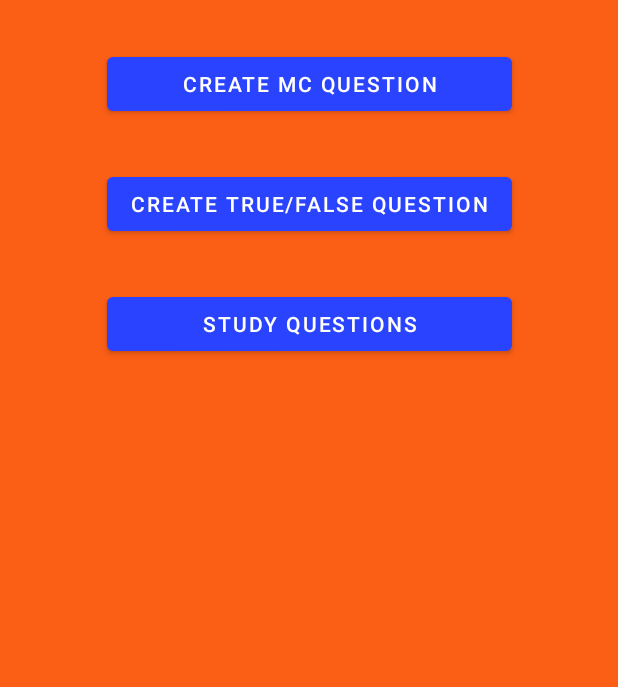
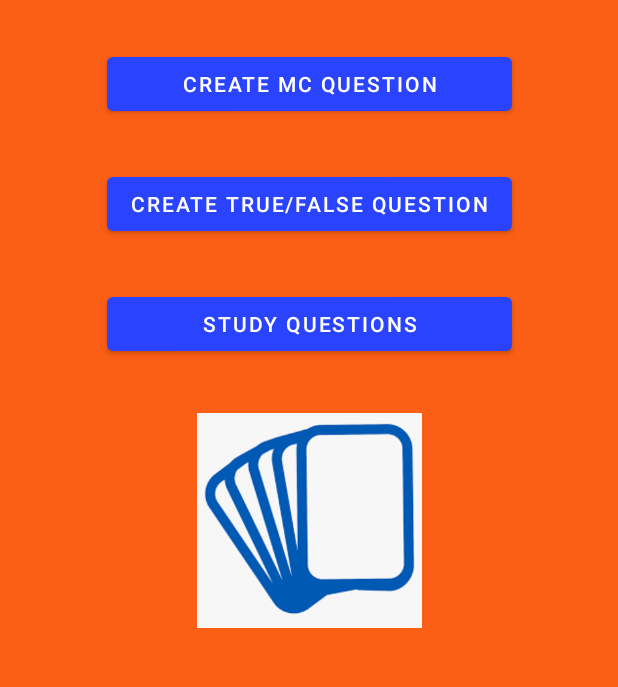
Before and after one commit to LordTepig/FlashCardApp, an Android app: the screen it shows after launch (MainActivity), on a phone screen of 412 x 824 dp, the part 456-1143 px from its top. Run offline under Robolectric (Android 15) with nearby library versions, the phone set to English and light mode, and no system bars.

Commit message:
final update

```diff
--- a/app/src/main/java/com/example/flashcardapp/ListOfCards.kt
+++ /dev/null
@@ -1,4 +0,0 @@
-package com.example.flashcardapp
-
-data class ListOfCards (val listOfCards: ListOfCards, val type: String) {
-}
--- a/app/src/main/res/layout/fragment_main.xml
+++ b/app/src/main/res/layout/fragment_main.xml
@@ -49,5 +49,16 @@
         app:layout_constraintEnd_toEndOf="@id/addTrueFalseCard"
         />
 
+    <ImageView
+        android:id="@+id/flashCardIconImageView"
+        android:layout_width="150dp"
+        android:layout_height="150dp"
+        android:src="@drawable/app_icon"
+        android:layout_marginTop="32dp"
+        app:layout_constraintStart_toStartOf="parent"
+        app:layout_constraintEnd_toEndOf="parent"
+        app:layout_constraintTop_toBottomOf="@id/studyCurrentQuestions"
+        />
+
 
 </androidx.constraintlayout.widget.ConstraintLayout>
```
Also changed, not shown: app/src/main/java/com/example/flashcardapp/FlashCardFragment.kt (+19 -0 lines), 2 other files.
